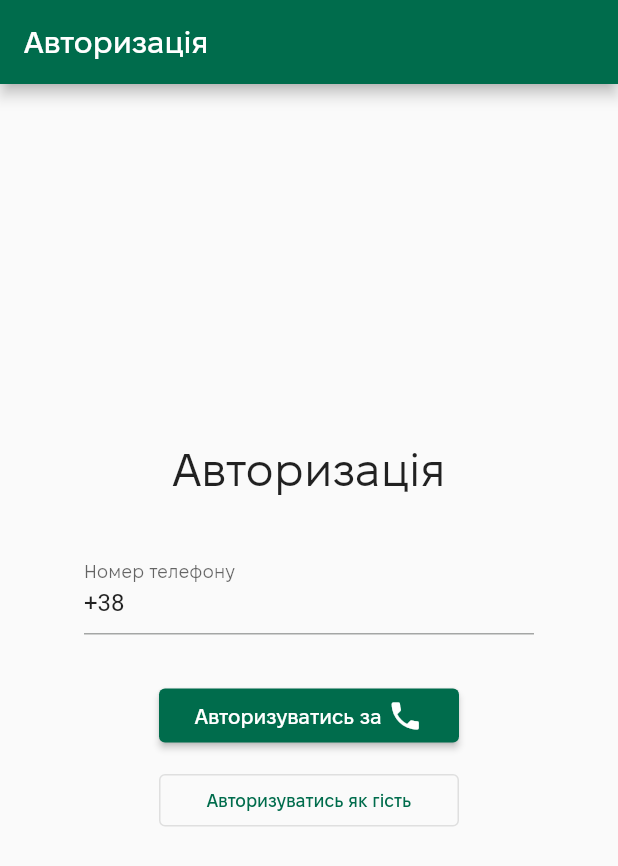
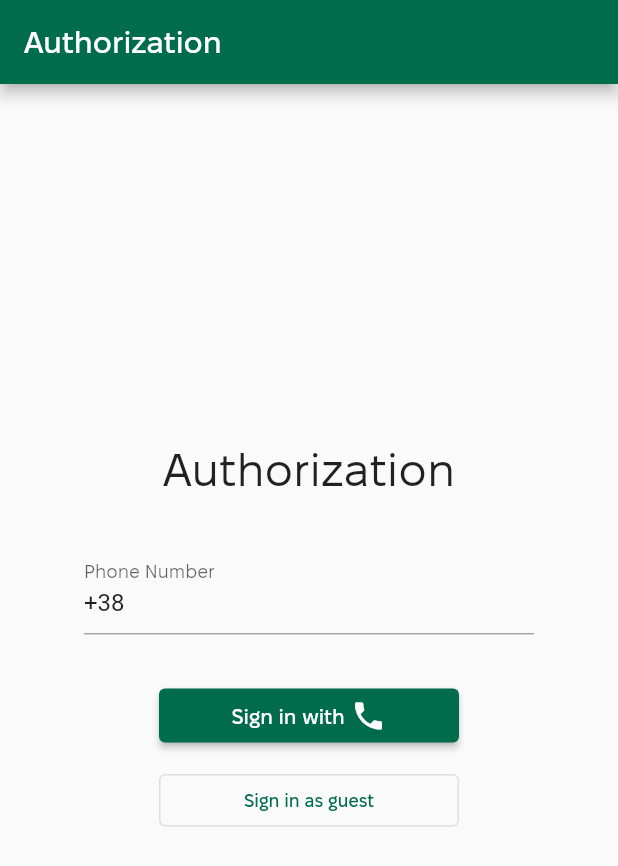
Before and after one commit to Zewodec/acinema_flutter_project, a Flutter app: the screen it shows after launch, on a phone screen of 412 x 824 dp. Shown: the top 866 px of the screen. Run offline on Flutter 3.47's test engine with Material 2 defaults, Android fonts, the phone set to English and light mode, and no system bars; our stand-ins replace bloc, device_info_plus, dio, flutter_bloc, get_it, page_transition and 1 more.

Commit message:
Login Done but need little fixes

```diff
--- a/lib/core/interceptors/auth_interceptor.dart
+++ b/lib/core/interceptors/authorization_interceptor.dart
@@ -8,7 +8,6 @@ class AuthInterceptor extends Interceptor {
     final accessToken = await TokenLocalDataSource.getAccessToken();
 
     if (accessToken != null && accessToken.isNotEmpty) {
-      options.headers['Accept-Language'] = 'uk';
       options.headers['Authorization'] = 'Bearer $accessToken';
     }
 
--- a/lib/features/login/login_page.dart
+++ b/lib/features/login/login_page.dart
@@ -1,8 +1,13 @@
-import 'package:acinema_flutter_project/features/login/presentation/bloc/login_cubit.dart';
+import 'package:acinema_flutter_project/features/login/data/repository/login_repository.dart';
+import 'package:acinema_flutter_project/features/login/presentation/cubit/login_cubit.dart';
 import 'package:acinema_flutter_project/features/movies/movies_page.dart';
+import 'package:dio/dio.dart';
 import 'package:flutter/material.dart';
 import 'package:flutter_bloc/flutter_bloc.dart';
+import 'package:get_it/get_it.dart';
 import 'package:page_transition/page_transition.dart';
+
+import '../../core/interceptors/accept_language_interseptor.dart';
 
 class LoginPage extends StatefulWidget {
   const LoginPage({Key? key}) : super(key: key);
@@ -15,12 +20,15 @@ class _LoginPageState extends State<LoginPage> {
   final GlobalKey<FormState> _loginFormKey = GlobalKey<FormState>();
   late TextEditingController _phoneNumberFieldController;
   late LoginCubit loginCubit;
+  final getIt = GetIt.instance;
 
   @override
   void initState() {
     _phoneNumberFieldController = TextEditingController();
     _phoneNumberFieldController.text = "+38";
-    loginCubit = LoginCubit();
+    getIt.registerSingleton<LoginRepository>(
+        LoginRepository(Dio()..interceptors.add(AcceptLanguageInterceptor())));
+    loginCubit = LoginCubit(GetIt.I<LoginRepository>());
     super.initState();
   }
 
@@ -35,7 +43,7 @@ class _LoginPageState extends State<LoginPage> {
     return Scaffold(
       appBar: AppBar(
         title: const Text(
-          "Авторизація",
+          "Authorization",
           style: TextStyle(fontFamily: "FixelDisplay"),
         ),
       ),
@@ -46,7 +54,7 @@ class _LoginPageState extends State<LoginPage> {
             mainAxisAlignment: MainAxisAlignment.center,
             children: <Widget>[
               const Text(
-                "Авторизація",
+                "Authorization",
                 style: TextStyle(
                   fontFamily: "FixelDisplay",
                   fontSize: 30,
@@ -61,24 +69,24 @@ class _LoginPageState extends State<LoginPage> {
                   controller: _phoneNumberFieldController,
                   keyboardType: TextInputType.phone,
                   decoration: const InputDecoration(
-                      labelText: "Номер телефону",
+                      labelText: "Phone Number",
                       labelStyle: TextStyle(
                         fontFamily: "FixelDisplay",
                       ),
-                      hintText: "Ваш номер телефону",
+                      hintText: "Yours Phone Number",
                       hintStyle:
-                      TextStyle(fontFamily: "FixelText", fontSize: 12),
+                          TextStyle(fontFamily: "FixelText", fontSize: 12),
                       errorStyle:
-                      TextStyle(fontFamily: "FixelText", fontSize: 12)),
+                          TextStyle(fontFamily: "FixelText", fontSize: 12)),
                   validator: (String? value) {
                     if (value == null || value.isEmpty) {
-                      return "Введіть номер телефону, будь ласка";
+                      return "Please Enter phone number";
                     }
                     // Check if the phone number has the correct length and starts with the correct prefix
                     if (RegExp(r'^\+\d{1,3}\s?\d{6,14}$').hasMatch(value)) {
                       return null; // Return null if the input is valid
                     } else {
-                      return 'Введіть коректно номер телефону'; // Return an error message if the input is invalid
+                      return 'Check entered phone number'; // Return an error message if the input is invalid
                     }
                   },
                 ),
@@ -96,7 +104,7 @@ class _LoginPageState extends State<LoginPage> {
                       children: const [
                         // Auth by Phone
                         Text(
-                          "Авторизуватись за ",
+                          "Sign in with ",
                           style: TextStyle(fontFamily: "FixelText"),
                         ),
                         Icon(Icons.phone)
@@ -108,9 +116,9 @@ class _LoginPageState extends State<LoginPage> {
                 width: 200,
                 height: 35,
                 child: OutlinedButton(
-                  onPressed: () => {loginCubit.SignIn()},
+                  onPressed: () => {loginCubit.signIn()},
                   child: const Text(
-                    "Авторизуватись як гість ",
+                    "Sign in as guest ",
                     style: TextStyle(fontFamily: "FixelText", fontSize: 12),
                     textAlign: TextAlign.center,
                   ),
@@ -121,12 +129,13 @@ class _LoginPageState extends State<LoginPage> {
                 bloc: loginCubit,
                 listener: (context, state) {
                   if (state is LoginError) {
+                    String errorMessage = state.errorMessage;
                     ScaffoldMessenger.of(context).showSnackBar(
-                      const SnackBar(
+                      SnackBar(
                         backgroundColor: Colors.redAccent,
                         content: Text(
-                          "Error on Sing in Process!",
-                          style: TextStyle(
+                          "Error on Sing in Process!\n$errorMessage",
+                          style: const TextStyle(
                               fontFamily: "FixelDisplay", color: Colors.white),
                         ),
                       ),
@@ -143,7 +152,7 @@ class _LoginPageState extends State<LoginPage> {
                 builder: (context, state) {
                   if (state is LoginSignIn) {
                     return const CircularProgressIndicator(
-                      color: Colors.amber,
+                      color: Colors.green,
                     );
                   }
                   return const Text("");
--- a/lib/features/login/presentation/bloc/login_cubit.dart
+++ /dev/null
@@ -1,14 +0,0 @@
-import 'package:flutter_bloc/flutter_bloc.dart';
-import 'package:meta/meta.dart';
-
-part 'login_state.dart';
-
-class LoginCubit extends Cubit<LoginState> {
-  LoginCubit() : super(LoginInitial());
-
-  void SignIn() {
-    emit(LoginSignIn());
-    Future.delayed(const Duration(seconds: 4))
-        .then((value) => emit(LoginSuccess()));
-  }
-}
--- a/lib/features/login/presentation/bloc/login_state.dart
+++ b/lib/features/login/presentation/cubit/login_state.dart
@@ -9,4 +9,10 @@ class LoginSignIn extends LoginState {}
 
 class LoginSuccess extends LoginState {}
 
-class LoginError extends LoginState {}
+class LoginError extends LoginState {
+  LoginError(this.errorMessage);
+
+  final String errorMessage;
+
+// String get errorMessage => _errorMessage;
+}
--- /dev/null
+++ b/lib/features/movies/presentation/cubit/movies_state.dart
@@ -0,0 +1,6 @@
+part of 'movies_cubit.dart';
+
+@immutable
+abstract class MoviesState {}
+
+class MoviesInitial extends MoviesState {}
```
Also changed, not shown: lib/core/interceptors/accept_language_interseptor.dart (added, +9 -0 lines), lib/core/widgets/loading_screen.dart (+5 -5 lines), lib/features/login/data/data_source/device_info.dart (+4 -4 lines), lib/features/login/data/repository/login_repository.dart (+5 -5 lines), lib/features/login/presentation/cubit/login_cubit.dart (added, +33 -0 lines), lib/features/movies/movies_page.dart (+20 -3 lines), lib/features/movies/presentation/cubit/movies_cubit.dart (added, +8 -0 lines).
